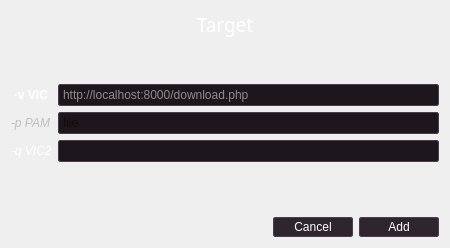
VainlyStrain/Vailyn, file core/qt5/Target.ui: the form before one commit.
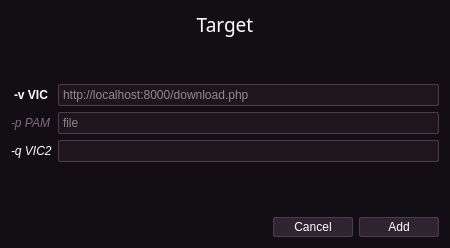
The form after the commit. Icons and pictures are not drawn.

The edit to the form file:
```diff
--- a/core/qt5/Target.ui
+++ b/core/qt5/Target.ui
@@ -16,6 +16,583 @@
     <verstretch>0</verstretch>
    </sizepolicy>
   </property>
+  <property name="palette">
+   <palette>
+    <active>
+     <colorrole role="WindowText">
+      <brush brushstyle="SolidPattern">
+       <color alpha="255">
+        <red>239</red>
+        <green>240</green>
+        <blue>241</blue>
+       </color>
+      </brush>
+     </colorrole>
+     <colorrole role="Button">
+      <brush brushstyle="SolidPattern">
+       <color alpha="255">
+        <red>33</red>
+        <green>25</green>
+        <blue>33</blue>
+       </color>
+      </brush>
+     </colorrole>
+     <colorrole role="Light">
+      <brush brushstyle="SolidPattern">
+       <color alpha="255">
+        <red>122</red>
+        <green>110</green>
+        <blue>122</blue>
+       </color>
+      </brush>
+     </colorrole>
+     <colorrole role="Midlight">
+      <brush brushstyle="SolidPattern">
+       <color alpha="255">
+        <red>122</red>
+        <green>110</green>
+        <blue>122</blue>
+       </color>
+      </brush>
+     </colorrole>
+     <colorrole role="Dark">
+      <brush brushstyle="SolidPattern">
+       <color alpha="255">
+        <red>122</red>
+        <green>110</green>
+        <blue>122</blue>
+       </color>
+      </brush>
+     </colorrole>
+     <colorrole role="Mid">
+      <brush brushstyle="SolidPattern">
+       <color alpha="255">
+        <red>122</red>
+        <green>110</green>
+        <blue>122</blue>
+       </color>
+      </brush>
+     </colorrole>
+     <colorrole role="Text">
+      <brush brushstyle="SolidPattern">
+       <color alpha="255">
+        <red>239</red>
+        <green>240</green>
+        <blue>241</blue>
+       </color>
+      </brush>
+     </colorrole>
+     <colorrole role="BrightText">
+      <brush brushstyle="SolidPattern">
+       <color alpha="255">
+        <red>255</red>
+        <green>255</green>
+        <blue>255</blue>
+       </color>
+      </brush>
+     </colorrole>
+     <colorrole role="ButtonText">
+      <brush brushstyle="SolidPattern">
+       <color alpha="255">
+        <red>239</red>
+        <green>240</green>
+        <blue>241</blue>
+       </color>
+      </brush>
+     </colorrole>
+     <colorrole role="Base">
+      <brush brushstyle="SolidPattern">
+       <color alpha="255">
+        <red>29</red>
+        <green>22</green>
+        <blue>29</blue>
+       </color>
+      </brush>
+     </colorrole>
+     <colorrole role="Window">
+      <brush brushstyle="SolidPattern">
+       <color alpha="255">
+        <red>19</red>
+        <green>14</green>
+        <blue>19</blue>
+       </color>
+      </brush>
+     </colorrole>
+     <colorrole role="Shadow">
+      <brush brushstyle="SolidPattern">
+       <color alpha="255">
+        <red>122</red>
+        <green>110</green>
+        <blue>122</blue>
+       </color>
+      </brush>
+     </colorrole>
+     <colorrole role="Highlight">
+      <brush brushstyle="SolidPattern">
+       <color alpha="255">
+        <red>39</red>
+        <green>29</green>
+        <blue>39</blue>
+       </color>
+      </brush>
+     </colorrole>
+     <colorrole role="HighlightedText">
+      <brush brushstyle="SolidPattern">
+       <color alpha="255">
+        <red>239</red>
+        <green>240</green>
+        <blue>241</blue>
+       </color>
+      </brush>
+     </colorrole>
+     <colorrole role="Link">
+      <brush brushstyle="SolidPattern">
+       <color alpha="255">
+        <red>148</red>
+        <green>134</green>
+        <blue>148</blue>
+       </color>
+      </brush>
+     </colorrole>
+     <colorrole role="LinkVisited">
+      <brush brushstyle="SolidPattern">
+       <color alpha="255">
+        <red>141</red>
+        <green>127</green>
+        <blue>141</blue>
+       </color>
+      </brush>
+     </colorrole>
+     <colorrole role="AlternateBase">
+      <brush brushstyle="SolidPattern">
+       <color alpha="255">
+        <red>29</red>
+        <green>22</green>
+        <blue>29</blue>
+       </color>
+      </brush>
+     </colorrole>
+     <colorrole role="NoRole">
+      <brush brushstyle="SolidPattern">
+       <color alpha="255">
+        <red>19</red>
+        <green>14</green>
+        <blue>19</blue>
+       </color>
+      </brush>
+     </colorrole>
+     <colorrole role="ToolTipBase">
+      <brush brushstyle="SolidPattern">
+       <color alpha="255">
+        <red>22</red>
+        <green>16</green>
+        <blue>22</blue>
+       </color>
+      </brush>
+     </colorrole>
+     <colorrole role="ToolTipText">
+      <brush brushstyle="SolidPattern">
+       <color alpha="255">
+        <red>239</red>
+        <green>240</green>
+        <blue>241</blue>
+       </color>
+      </brush>
+     </colorrole>
+     <colorrole role="PlaceholderText">
+      <brush brushstyle="SolidPattern">
+       <color alpha="128">
+        <red>239</red>
+        <green>240</green>
+        <blue>241</blue>
+       </color>
+      </brush>
+     </colorrole>
+    </active>
+    <inactive>
+     <colorrole role="WindowText">
+      <brush brushstyle="SolidPattern">
+       <color alpha="255">
+        <red>239</red>
+        <green>240</green>
+        <blue>241</blue>
+       </color>
+      </brush>
+     </colorrole>
+     <colorrole role="Button">
+      <brush brushstyle="SolidPattern">
+       <color alpha="255">
+        <red>33</red>
+        <green>25</green>
+        <blue>33</blue>
+       </color>
+      </brush>
+     </colorrole>
+     <colorrole role="Light">
+      <brush brushstyle="SolidPattern">
+       <color alpha="255">
+        <red>122</red>
+        <green>110</green>
+        <blue>122</blue>
+       </color>
+      </brush>
+     </colorrole>
+     <colorrole role="Midlight">
+      <brush brushstyle="SolidPattern">
+       <color alpha="255">
+        <red>122</red>
+        <green>110</green>
+        <blue>122</blue>
+       </color>
+      </brush>
+     </colorrole>
+     <colorrole role="Dark">
+      <brush brushstyle="SolidPattern">
+       <color alpha="255">
+        <red>122</red>
+        <green>110</green>
+        <blue>122</blue>
+       </color>
+      </brush>
+     </colorrole>
+     <colorrole role="Mid">
+      <brush brushstyle="SolidPattern">
+       <color alpha="255">
+        <red>122</red>
+        <green>110</green>
+        <blue>122</blue>
+       </color>
+      </brush>
+     </colorrole>
+     <colorrole role="Text">
+      <brush brushstyle="SolidPattern">
+       <color alpha="255">
+        <red>239</red>
+        <green>240</green>
+        <blue>241</blue>
+       </color>
+      </brush>
+     </colorrole>
+     <colorrole role="BrightText">
+      <brush brushstyle="SolidPattern">
+       <color alpha="255">
+        <red>255</red>
+        <green>255</green>
+        <blue>255</blue>
+       </color>
+      </brush>
+     </colorrole>
+     <colorrole role="ButtonText">
+      <brush brushstyle="SolidPattern">
+       <color alpha="255">
+        <red>239</red>
+        <green>240</green>
+        <blue>241</blue>
+       </color>
+      </brush>
+     </colorrole>
+     <colorrole role="Base">
+      <brush brushstyle="SolidPattern">
+       <color alpha="255">
+        <red>29</red>
+        <green>22</green>
+        <blue>29</blue>
+       </color>
+      </brush>
+     </colorrole>
+     <colorrole role="Window">
+      <brush brushstyle="SolidPattern">
+       <color alpha="255">
+        <red>19</red>
+        <green>14</green>
+        <blue>19</blue>
+       </color>
+      </brush>
+     </colorrole>
+     <colorrole role="Shadow">
+      <brush brushstyle="SolidPattern">
+       <color alpha="255">
+        <red>122</red>
+        <green>110</green>
+        <blue>122</blue>
+       </color>
+      </brush>
+     </colorrole>
+     <colorrole role="Highlight">
+      <brush brushstyle="SolidPattern">
+       <color alpha="255">
+        <red>39</red>
+        <green>29</green>
+        <blue>39</blue>
+       </color>
+      </brush>
+     </colorrole>
+     <colorrole role="HighlightedText">
+      <brush brushstyle="SolidPattern">
+       <color alpha="255">
+        <red>239</red>
+        <green>240</green>
+        <blue>241</blue>
+       </color>
+      </brush>
+     </colorrole>
+     <colorrole role="Link">
+      <brush brushstyle="SolidPattern">
+       <color alpha="255">
+        <red>148</red>
+        <green>134</green>
+        <blue>148</blue>
+       </color>
+      </brush>
+     </colorrole>
+     <colorrole role="LinkVisited">
+      <brush brushstyle="SolidPattern">
+       <color alpha="255">
+        <red>141</red>
+        <green>127</green>
+        <blue>141</blue>
+       </color>
+      </brush>
+     </colorrole>
+     <colorrole role="AlternateBase">
+      <brush brushstyle="SolidPattern">
+       <color alpha="255">
+        <red>29</red>
+        <green>22</green>
+        <blue>29</blue>
+       </color>
+      </brush>
+     </colorrole>
+     <colorrole role="NoRole">
+      <brush brushstyle="SolidPattern">
+       <color alpha="255">
+        <red>19</red>
+        <green>14</green>
+        <blue>19</blue>
+       </color>
+      </brush>
+     </colorrole>
+     <colorrole role="ToolTipBase">
+      <brush brushstyle="SolidPattern">
+       <color alpha="255">
+        <red>22</red>
+        <green>16</green>
+        <blue>22</blue>
+       </color>
+      </brush>
+     </colorrole>
+     <colorrole role="ToolTipText">
+      <brush brushstyle="SolidPattern">
+       <color alpha="255">
+        <red>239</red>
+        <green>240</green>
+        <blue>241</blue>
+       </color>
+      </brush>
+     </colorrole>
+     <colorrole role="PlaceholderText">
+      <brush brushstyle="SolidPattern">
+       <color alpha="128">
+        <red>239</red>
+        <green>240</green>
+        <blue>241</blue>
+       </color>
+      </brush>
+     </colorrole>
+    </inactive>
+    <disabled>
+     <colorrole role="WindowText">
+      <brush brushstyle="SolidPattern">
+       <color alpha="255">
+        <red>122</red>
+        <green>110</green>
+        <blue>122</blue>
+       </color>
+      </brush>
+     </colorrole>
+     <colorrole role="Button">
+      <brush brushstyle="SolidPattern">
+       <color alpha="255">
+        <red>33</red>
+        <green>25</green>
+        <blue>33</blue>
+       </color>
+      </brush>
+     </colorrole>
+     <colorrole role="Light">
+      <brush brushstyle="SolidPattern">
+       <color alpha="255">
+        <red>122</red>
+        <green>110</green>
+        <blue>122</blue>
+       </color>
+      </brush>
+     </colorrole>
+     <colorrole role="Midlight">
+      <brush brushstyle="SolidPattern">
+       <color alpha="255">
+        <red>122</red>
+        <green>110</green>
+        <blue>122</blue>
+       </color>
+      </brush>
+     </colorrole>
+     <colorrole role="Dark">
+      <brush brushstyle="SolidPattern">
+       <color alpha="255">
+        <red>122</red>
+        <green>110</green>
+        <blue>122</blue>
+       </color>
+      </brush>
+     </colorrole>
+     <colorrole role="Mid">
+      <brush brushstyle="SolidPattern">
+       <color alpha="255">
+        <red>122</red>
+        <green>110</green>
+        <blue>122</blue>
+       </color>
+      </brush>
+     </colorrole>
+     <colorrole role="Text">
+      <brush brushstyle="SolidPattern">
+       <color alpha="255">
+        <red>122</red>
+        <green>110</green>
+        <blue>122</blue>
+       </color>
+      </brush>
+     </colorrole>
+     <colorrole role="BrightText">
+      <brush brushstyle="SolidPattern">
+       <color alpha="255">
+        <red>255</red>
+        <green>255</green>
+        <blue>255</blue>
+       </color>
+      </brush>
+     </colorrole>
+     <colorrole role="ButtonText">
+      <brush brushstyle="SolidPattern">
+       <color alpha="255">
+        <red>122</red>
+        <green>110</green>
+        <blue>122</blue>
+       </color>
+      </brush>
+     </colorrole>
+     <colorrole role="Base">
+      <brush brushstyle="SolidPattern">
+       <color alpha="255">
+        <red>19</red>
+        <green>14</green>
+        <blue>19</blue>
+       </color>
+      </brush>
+     </colorrole>
+     <colorrole role="Window">
+      <brush brushstyle="SolidPattern">
+       <color alpha="255">
+        <red>19</red>
+        <green>14</green>
+        <blue>19</blue>
+       </color>
+      </brush>
+     </colorrole>
+     <colorrole role="Shadow">
+      <brush brushstyle="SolidPattern">
+       <color alpha="255">
+        <red>122</red>
+        <green>110</green>
+        <blue>122</blue>
+       </color>
+      </brush>
+     </colorrole>
+     <colorrole role="Highlight">
+      <brush brushstyle="SolidPattern">
+       <color alpha="255">
+        <red>18</red>
+        <green>13</green>
+        <blue>18</blue>
+       </color>
+      </brush>
+     </colorrole>
+     <colorrole role="HighlightedText">
+      <brush brushstyle="SolidPattern">
+       <color alpha="255">
+        <red>239</red>
+        <green>240</green>
+        <blue>241</blue>
+       </color>
+      </brush>
+     </colorrole>
+     <colorrole role="Link">
+      <brush brushstyle="SolidPattern">
+       <color alpha="255">
+        <red>148</red>
+        <green>134</green>
+        <blue>148</blue>
+       </color>
+      </brush>
+     </colorrole>
+     <colorrole role="LinkVisited">
+      <brush brushstyle="SolidPattern">
+       <color alpha="255">
+        <red>141</red>
+        <green>127</green>
+        <blue>141</blue>
+       </color>
+      </brush>
+     </colorrole>
+     <colorrole role="AlternateBase">
+      <brush brushstyle="SolidPattern">
+       <color alpha="255">
+        <red>29</red>
+        <green>22</green>
+        <blue>29</blue>
+       </color>
+      </brush>
+     </colorrole>
+     <colorrole role="NoRole">
+      <brush brushstyle="SolidPattern">
+       <color alpha="255">
+        <red>19</red>
+        <green>14</green>
+        <blue>19</blue>
+       </color>
+      </brush>
+     </colorrole>
+     <colorrole role="ToolTipBase">
+      <brush brushstyle="SolidPattern">
+       <color alpha="255">
+        <red>22</red>
+        <green>16</green>
+        <blue>22</blue>
+       </color>
+      </brush>
+     </colorrole>
+     <colorrole role="ToolTipText">
+      <brush brushstyle="SolidPattern">
+       <color alpha="255">
+        <red>239</red>
+        <green>240</green>
+        <blue>241</blue>
+       </color>
+      </brush>
+     </colorrole>
+     <colorrole role="PlaceholderText">
+      <brush brushstyle="SolidPattern">
+       <color alpha="128">
+        <red>239</red>
+        <green>240</green>
+        <blue>241</blue>
+       </color>
+      </brush>
+     </colorrole>
+    </disabled>
+   </palette>
+  </property>
   <property name="windowTitle">
    <string>Dialog</string>
   </property>
```
Left out of the diff: 2 changed lines with no effect on the pictures.
